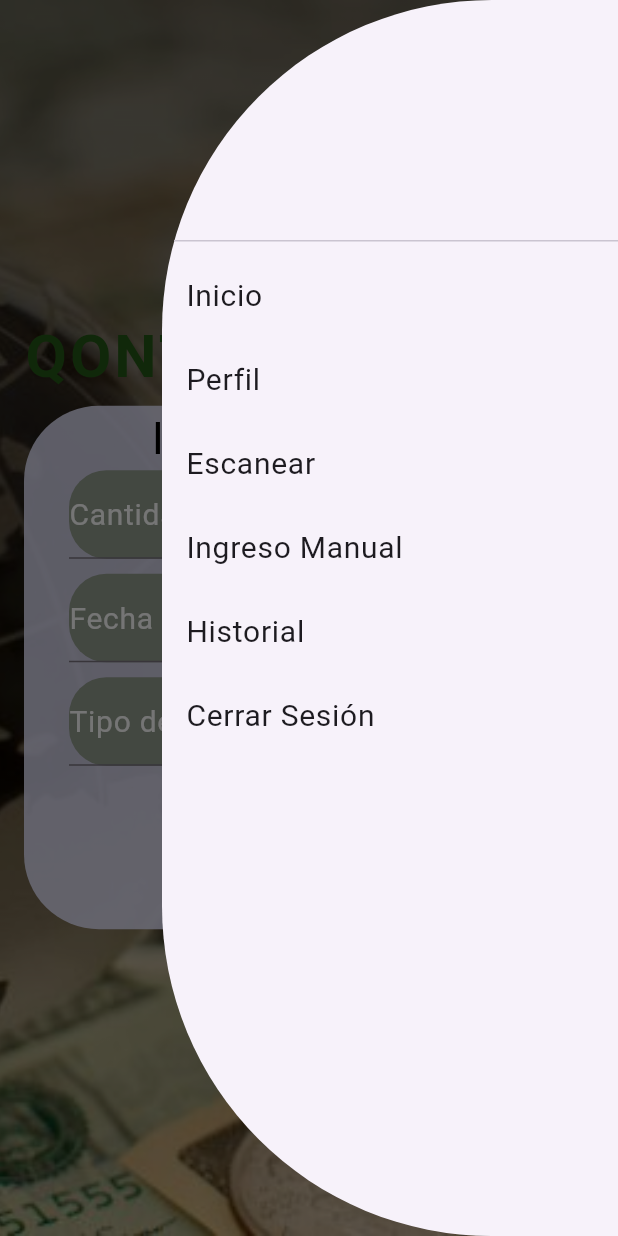
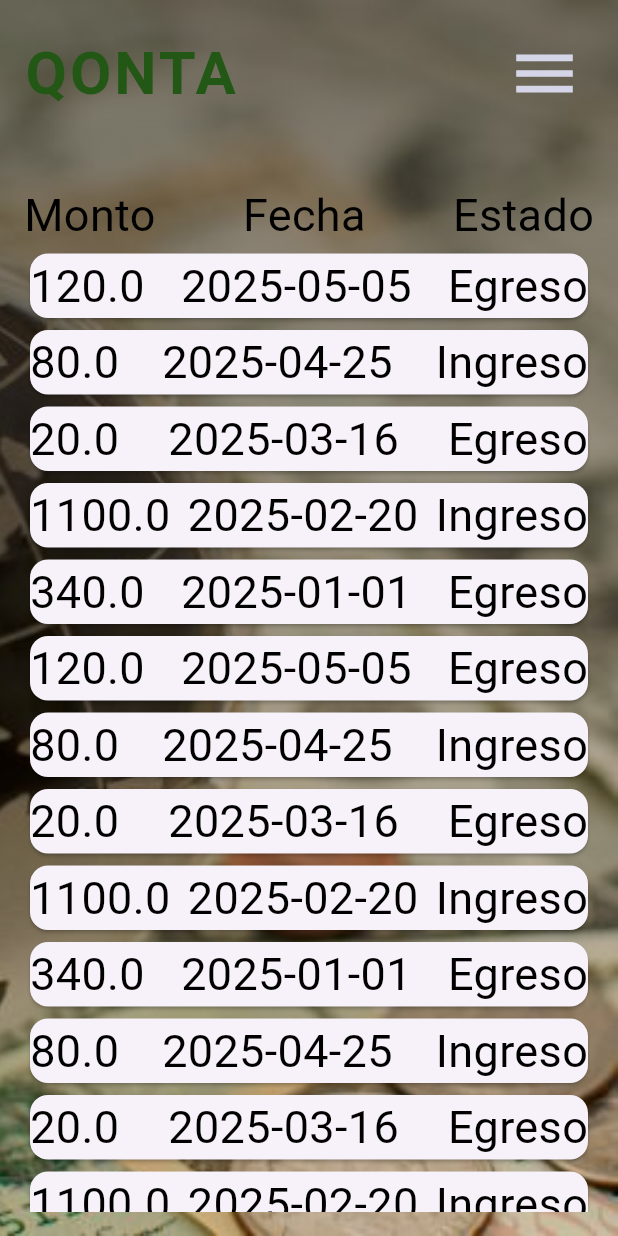
Before and after one commit to G3-TALLER-MOVIL-2025-1/G3-QONTA-APP, a Flutter app: the screen it shows after launch, after a tap on the "menu" icon, after a tap on "Historial", on a phone screen of 412 x 824 dp. Run offline on Flutter 3.47's test engine with Material 3 defaults, Android fonts, the phone set to English and light mode, and no system bars.

Commit message:
historial

```diff
--- a/lib/config/routes/routes_config.dart
+++ b/lib/config/routes/routes_config.dart
@@ -3,6 +3,7 @@ import 'package:qonta_app/views/welcome_view.dart';
 import 'package:qonta_app/views/register_view.dart';
 import 'package:qonta_app/views/main_view.dart';
 import 'package:qonta_app/views/expenses_view.dart';
+import 'package:qonta_app/views/transactions_view.dart';
 
 //set routes names
 import 'package:flutter/widgets.dart';
@@ -12,4 +13,5 @@ Map<String, Widget Function(BuildContext)> routes = {
   'register': (_) => const RegisterView(),
   'main': (_) => const MainView(),
   'expenses': (_) => const ExpenseView(),
+  'transactions': (_) => const TransactionsView(),
 };
--- a/lib/main.dart
+++ b/lib/main.dart
@@ -32,7 +32,7 @@ class QontaApp extends StatelessWidget {
         textTheme: Theme.of(context).textTheme.apply(bodyColor: kTextColor),
         visualDensity: VisualDensity.adaptivePlatformDensity,
       ),
-      initialRoute: 'expenses',
+      initialRoute: 'main',
       routes: routes,
     );
   }
--- /dev/null
+++ b/lib/model/transaction.dart
@@ -0,0 +1,30 @@
+class Transaction {
+  final double amount;
+  final String date;
+  final String state;
+
+
+
+  const Transaction({
+    required this.amount,
+    required this.date,
+    required this.state,
+  });
+
+  static Transaction fromJson(json) => Transaction(
+    // amount: double.parse(json["amount"]),
+    // date: DateTime.parse(json["date"]),
+    // state: json["state"],
+    amount: json["amount"],
+    date: json["date"],
+    state: json["state"],
+  );
+  // static Transaction fromJson(json) {
+  //   var datetime = DateTime.parse(json["date"]);
+  //   return Transaction(
+  //   amount: json["amount"],
+  //   date: "${datetime.day}-${datetime.month}-${datetime.year}",
+  //   state: json["state"],
+  //   );
+  // }
+}
--- a/lib/views/expenses_view.dart
+++ b/lib/views/expenses_view.dart
@@ -145,7 +145,12 @@ class _MyHomePageState extends State<ExpenseView> {
             ),
             ListTile(
               title: Text('Historial', style: TextStyle(fontSize: 20)),
-              onTap: () {},
+              onTap: () {
+                Navigator.pushNamed(
+                        context,
+                        'transactions',
+                );
+              },
             ),
             ListTile(
               title: Text('Cerrar Sesión', style: TextStyle(fontSize: 20)),
--- a/lib/views/main_view.dart
+++ b/lib/views/main_view.dart
@@ -176,7 +176,10 @@ class _MyHomePageState extends State<MainView>{
             ListTile(
               title: Text('Historial', style: TextStyle(fontSize: 20),),
               onTap: () {
-
+                Navigator.pushNamed(
+                        context,
+                        'transactions',
+                );
               },
             ),
             ListTile(
--- /dev/null
+++ b/lib/views/transactions_view.dart
@@ -0,0 +1,284 @@
+import 'package:flutter/material.dart';
+import 'package:qonta_app/constants/constants.dart';
+import 'package:qonta_app/model/transaction.dart';
+
+class TransactionsView extends StatefulWidget {
+  // final String title;
+  const TransactionsView({super.key});
+
+  @override
+  _MyHomePageState createState() => _MyHomePageState();
+}
+
+class _MyHomePageState extends State<TransactionsView> {
+  List<Transaction> transactions = getTransactions();
+
+  static List<Transaction> getTransactions() {
+    const data = [
+      {
+        "amount": 120.0,
+        "date": "2025-05-05",
+        "state": 'Egreso'
+      },
+      {
+        "amount": 80.0,
+        "date": "2025-04-25",
+        "state": 'Ingreso'
+      },
+      {
+        "amount": 20.0,
+        "date": "2025-03-16",
+        "state": 'Egreso'
+      },
+      {
+        "amount": 1100.0,
+        "date": "2025-02-20",
+        "state": 'Ingreso'
+      },
+      {
+        "amount": 340.0,
+        "date": "2025-01-01",
+        "state": 'Egreso'
+      },
+      {
+        "amount": 120.0,
+        "date": "2025-05-05",
+        "state": 'Egreso'
+      },
+      {
+        "amount": 80.0,
+        "date": "2025-04-25",
+        "state": 'Ingreso'
+      },
+      {
+        "amount": 20.0,
+        "date": "2025-03-16",
+        "state": 'Egreso'
+      },
+      {
+        "amount": 1100.0,
+        "date": "2025-02-20",
+        "state": 'Ingreso'
+      },
+      {
+        "amount": 340.0,
+        "date": "2025-01-01",
+        "state": 'Egreso'
+      },
+      {
+        "amount": 80.0,
+        "date": "2025-04-25",
+        "state": 'Ingreso'
+      },
+      {
+        "amount": 20.0,
+        "date": "2025-03-16",
+        "state": 'Egreso'
+      },
+      {
+        "amount": 1100.0,
+        "date": "2025-02-20",
+        "state": 'Ingreso'
+      },
+      {
+        "amount": 340.0,
+        "date": "2025-01-01",
+        "state": 'Egreso'
+      },
+
+    ];
+    return data.map<Transaction>(Transaction.fromJson).toList();
+  }
+
+  GlobalKey<ScaffoldState> _scaffoldKey = GlobalKey<ScaffoldState>();
+
+  @override
+  Widget build(BuildContext context) {
+    return Scaffold(
+      // appBar: AppBar(backgroundColor: Colors.transparent,
+      //   elevation: 0.0,),
+      key: _scaffoldKey,
+      body: Stack(
+        children: [
+          // Imagen de fondo
+          SizedBox.expand(
+            child: Image.asset(
+              'assets/images/bg1.jpg',
+              fit: BoxFit.cover,
+              alignment: Alignment.topRight,
+            ),
+          ),
+          // Capa de oscurecimiento
+          Container(
+            decoration: BoxDecoration(
+              gradient: LinearGradient(
+                colors: [Colors.black.withOpacity(0.5),Colors.black.withOpacity(0.1)],
+                begin: FractionalOffset.topCenter,
+                end: FractionalOffset.bottomCenter,
+              ),
+            ),
+          ),
+          const SizedBox(height: 40),
+           Padding(
+            // padding: const EdgeInsets.symmetric(horizontal: 100.0),
+            padding: const EdgeInsets.all(16.0),
+            child: Column(
+              mainAxisAlignment: MainAxisAlignment.center,
+              children: [
+                Row(
+                  mainAxisAlignment: MainAxisAlignment.spaceBetween,
+                  children: [
+                    const Text(
+                      'QONTA',
+                      style: TextStyle(
+                        fontSize: 40,
+                        fontWeight: FontWeight.bold,
+                        color: kPrimaryColor, // Verde institucional
+                        letterSpacing: 2,
+                      ),
+                    ),
+                    IconButton(
+                      iconSize: 50,
+                      icon: Icon(Icons.menu, color: kBackgroundColor),
+                      onPressed:
+                          () => _scaffoldKey.currentState?.openEndDrawer(),
+                    ),
+                  ],
+                ),
+                const SizedBox(height: 40),
+
+                Row(
+
+                    mainAxisAlignment: MainAxisAlignment.spaceBetween,
+                    children: [
+                    Text(
+                      "Monto",
+                      style: TextStyle(
+                        color: Colors.black,
+                        fontSize: 30,
+                      ),
+                      ),
+                    Text(
+                      "Fecha",
+                      style: TextStyle(
+                        color: Colors.black,
+                        fontSize: 30,
+                      ),
+                      ),
+                    Text(
+                      "Estado",
+                      style: TextStyle(
+                        color: Colors.black,
+                        fontSize: 30,
+                      ),
+                      ),
+                  ],
+                ),
+                // Container(
+                //   decoration: BoxDecoration(
+                //     color: kBackgroundColor,
+                //     borderRadius: BorderRadius.circular(50),
+                //   ),
+                //   child: buildTransactions(transactions),
+                // )
+                Expanded(
+                  child: buildTransactions(transactions),
+
+                  ),
+
+              ]
+            ),
+           ),
+        ]
+      ),
+      endDrawer: Drawer(
+        shape: RoundedRectangleBorder(
+          borderRadius: BorderRadius.only(
+            bottomLeft: Radius.circular(220),
+            topLeft: Radius.circular(220),
+          ),
+          side: BorderSide.none,
+        ),
+        child: ListView(
+          padding: EdgeInsets.zero,
+          children: [
+            DrawerHeader(child: Container(color: Colors.transparent)),
+            ListTile(
+              title: Text('Inicio', style: TextStyle(fontSize: 20)),
+              onTap: () {
+                Navigator.pushNamed(
+                        context,
+                        'main',
+                );
+              },
+            ),
+            ListTile(
+              title: Text('Perfil', style: TextStyle(fontSize: 20)),
+              onTap: () {},
+            ),
+            ListTile(
+              title: Text('Escanear', style: TextStyle(fontSize: 20)),
+              onTap: () {},
+            ),
+            ListTile(
+              title: Text('Ingreso Manual', style: TextStyle(fontSize: 20)),
+              onTap: () {
+                Navigator.pushNamed(
+                        context,
+                        'main',
+                );
+              },
+            ),
+            ListTile(
+              title: Text('Historial', style: TextStyle(fontSize: 20)),
+              onTap: () {
+                Navigator.pushNamed(
+                        context,
+                        'transactions',
+                );
+              },
+            ),
+            ListTile(
+              title: Text('Cerrar Sesión', style: TextStyle(fontSize: 20)),
+              onTap: () {},
+            ),
+          ],
+        ),
+      ),
+    );
+  }
+  Widget buildTransactions(List<Transaction> transactions) => ListView.builder(
+    itemCount: transactions.length,
+    itemBuilder: (context, index) {
+      final transaction = transactions[index];
+      return Card(
+        child: Row(
+          mainAxisAlignment: MainAxisAlignment.spaceBetween,
+          children: [
+          Text(
+            transaction.amount.toString(),
+            style: TextStyle(
+              color: Colors.black,
+              fontSize: 30,
+            ),
+            ),
+          Text(
+            transaction.date.toString(),
+            style: TextStyle(
+              color: Colors.black,
+              fontSize: 30,
+            ),
+            ),
+          Text(
+            transaction.state,
+            style: TextStyle(
+              color: Colors.black,
+              fontSize: 30,
+            ),
+            ),
+        ],
+        )
+      );
+    },
+  );
+}
```
Also changed, not shown: 7 other files.
